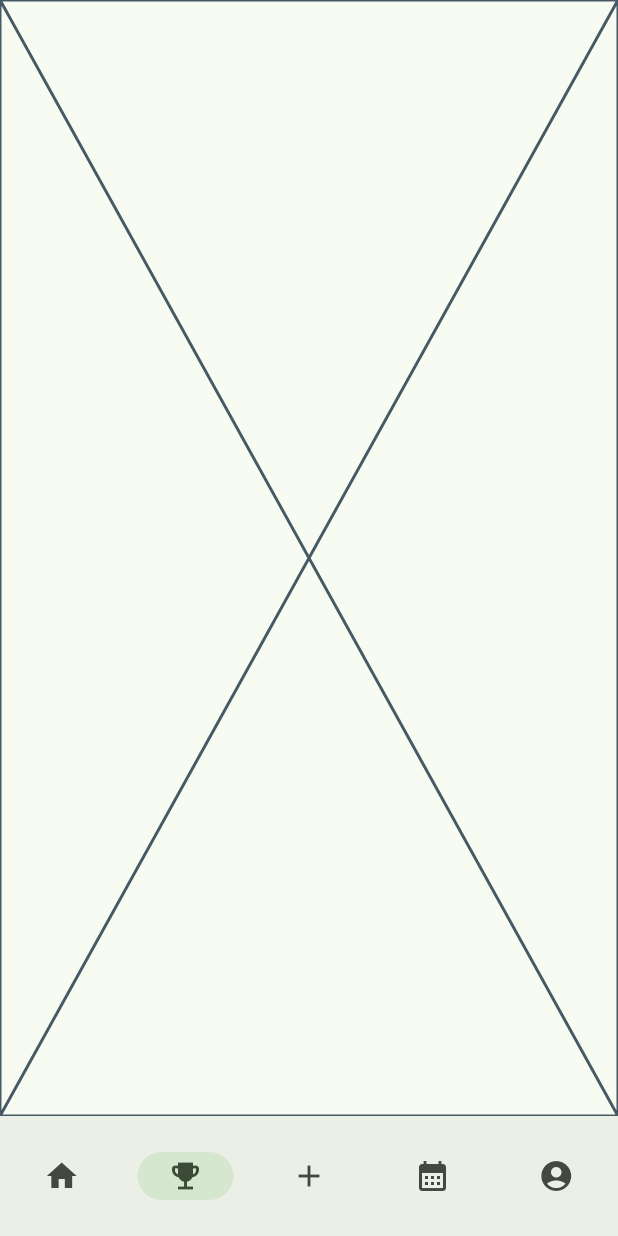
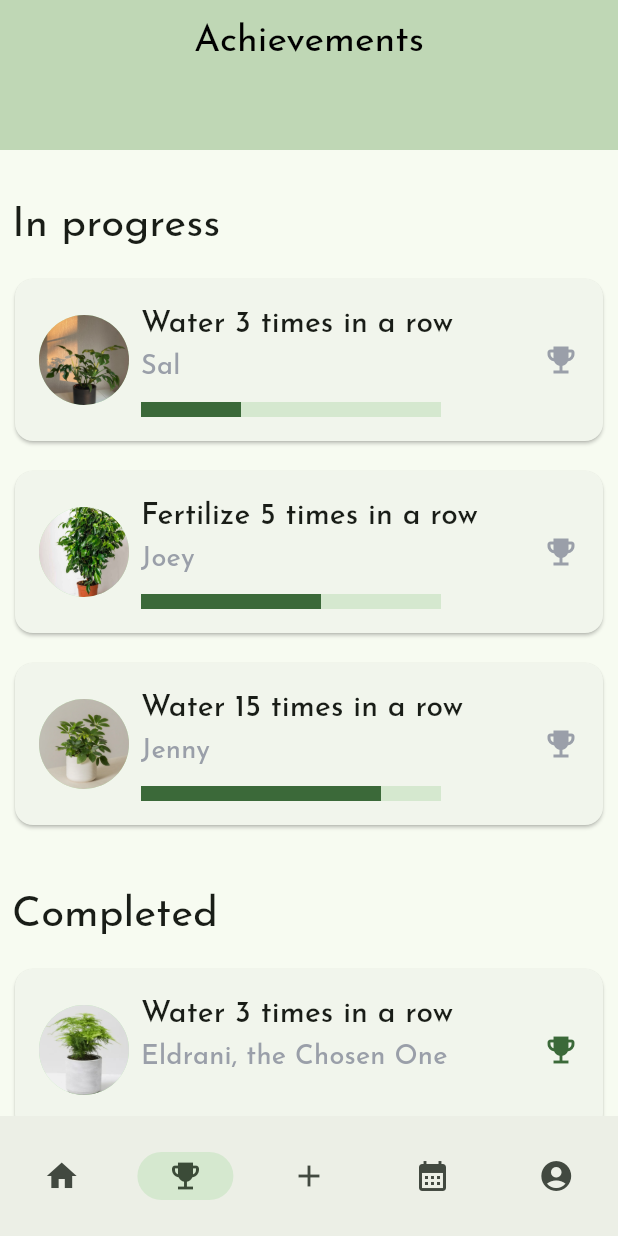
Before and after one commit to vanhalenar/plantapp, a Flutter app: the screen it shows after launch, item 2 of the bottom bar chosen, on a phone screen of 412 x 824 dp. Run offline on Flutter 3.47's test engine with Material 3 defaults, Android fonts, the phone set to English and light mode, and no system bars; our stand-ins replace google_fonts.

Commit message:
Added achievements page

```diff
--- a/assets/achievements.json
+++ b/assets/achievements.json
@@ -1,6 +1,7 @@
 [
     {
         "databaseId" : 1,
+        "nickname" : "Sal",
         "achievement" : "Water 3 times in a row",
         "max" : 3,
         "current" : 1
@@ -8,6 +9,7 @@
 
     {
         "databaseId" : 6,
+        "nickname" : "Joey",
         "achievement" : "Fertilize 5 times in a row",
         "max" : 5,
         "current" : 3
@@ -15,8 +17,41 @@
 
     {
         "databaseId" : 7,
+        "nickname" : "Eldrani, the Chosen One",
         "achievement" : "Water 3 times in a row",
         "max" : 3,
         "current" : 3
+    },
+
+    {
+        "databaseId" : 8,
+        "nickname" : "Jenny",
+        "achievement" : "Water 3 times in a row",
+        "max" : 3,
+        "current" : 3
+    },
+
+    {
+        "databaseId" : 8,
+        "nickname" : "Jenny",
+        "achievement" : "Water 5 times in a row",
+        "max" : 5,
+        "current" : 5
+    },
+
+    {
+        "databaseId" : 8,
+        "nickname" : "Jenny",
+        "achievement" : "Water 10 times in a row",
+        "max" : 10,
+        "current" : 10
+    },
+
+    {
+        "databaseId" : 8,
+        "nickname" : "Jenny",
+        "achievement" : "Water 15 times in a row",
+        "max" : 15,
+        "current" : 12
     }
 ]
--- /dev/null
+++ b/lib/controller/achievements_controller.dart
@@ -0,0 +1,39 @@
+import 'package:plantapp/model/achievement_model.dart';
+import 'dart:convert';
+import 'package:flutter/services.dart';
+
+class AchievementsController {
+  List<Achievement> _achievements = [];
+
+  List<Achievement> _completedAchievements = [];
+
+  List<Achievement> _incompleteAchievements = [];
+
+  List<Achievement> get achievements => _achievements;
+
+  List<Achievement> get completedAchievements => _completedAchievements;
+
+  List<Achievement> get incompleteAchievements => _incompleteAchievements;
+
+  Future<void> loadAchievementsFromAsset() async {
+    try {
+      final String data =
+          await rootBundle.loadString('assets/achievements.json');
+      final List<dynamic> jsonData = json.decode(data);
+      _achievements = jsonData.map((e) => Achievement.fromJson(e)).toList();
+
+      _completedAchievements = [];
+      _incompleteAchievements = [];
+      for (final ach in _achievements) {
+        if (ach.max > ach.current) {
+          _incompleteAchievements.add(ach);
+        } else {
+          _completedAchievements.add(ach);
+        }
+      }
+    } catch (e) {
+      // Handle errors or exceptions
+      print('Error loading data from asset: $e');
+    }
+  }
+}
--- a/lib/main.dart
+++ b/lib/main.dart
@@ -3,6 +3,7 @@ import 'package:google_fonts/google_fonts.dart';
 import 'view/homepage.dart';
 import 'view/add_plant.dart';
 import 'view/plant_collection.dart';
+import 'view/achievements.dart';
 import 'controller/task_controller.dart';
 import 'controller/coll_controller.dart';
 
@@ -94,15 +95,6 @@ class _NavigationAppState extends State<NavigationApp> {
   }
 }
 
-class Achievements extends StatelessWidget {
-  const Achievements({super.key});
-
-  @override
-  Widget build(BuildContext context) {
-    return const Placeholder();
-  }
-}
-
 class Calendar extends StatelessWidget {
   const Calendar({super.key});
 
--- a/lib/model/achievement_model.dart
+++ b/lib/model/achievement_model.dart
@@ -1,11 +1,13 @@
 class Achievement {
   int databaseId;
+  String nickname;
   String achievement;
   int max;
   int current;
 
   Achievement(
       {required this.databaseId,
+      required this.nickname,
       required this.achievement,
       required this.max,
       required this.current});
@@ -13,6 +15,7 @@ class Achievement {
   factory Achievement.fromJson(Map<String, dynamic> json) {
     return Achievement(
         databaseId: json["databaseId"],
+        nickname: json["nickname"],
         achievement: json["achievement"],
         max: json["max"],
         current: json["current"]);
@@ -20,6 +23,7 @@ class Achievement {
 
   Map<String, dynamic> toJson() => {
         'databaseId': databaseId,
+        'nickname': nickname,
         'achievement': achievement,
         'max': max,
         'current': current
--- /dev/null
+++ b/lib/view/achievements.dart
@@ -0,0 +1,220 @@
+import 'package:flutter/material.dart';
+import 'package:plantapp/controller/achievements_controller.dart';
+import 'package:plantapp/controller/plant_controller.dart';
+import 'package:plantapp/model/achievement_model.dart';
+import 'package:plantapp/model/plant_model.dart';
+
+class Achievements extends StatefulWidget {
+  const Achievements({super.key});
+
+  @override
+  State<Achievements> createState() => _AchievementsState();
+}
+
+class _AchievementsState extends State<Achievements> {
+  var achievementsController = AchievementsController();
+  var plantController = PlantController();
+
+  @override
+  Widget build(BuildContext context) {
+    return Scaffold(
+      appBar: PreferredSize(
+        preferredSize: const Size.fromHeight(100),
+        child: Padding(
+          padding: EdgeInsets.only(top: MediaQuery.of(context).padding.top),
+          child: AppBar(
+            title: const Text(
+              'Achievements',
+              style: TextStyle(
+                color: Colors.black,
+                fontSize: 25,
+              ),
+            ),
+            backgroundColor: const Color(0xFFBFD7B5),
+            titleSpacing: 10,
+            centerTitle: true,
+          ),
+        ),
+      ),
+      body: Column(
+        children: [
+          FutureBuilder(
+              future: Future.wait([
+                achievementsController.loadAchievementsFromAsset(),
+                plantController.loadPlantsFromAsset()
+              ]),
+              builder: ((context, snapshot) {
+                if (snapshot.connectionState == ConnectionState.done) {
+                  return Expanded(
+                    child: CustomScrollView(
+                      scrollDirection: Axis.vertical,
+                      slivers: [
+                        SliverToBoxAdapter(
+                          child: Padding(
+                            padding: const EdgeInsets.all(8.0),
+                            child: Padding(
+                              padding: const EdgeInsets.only(top: 24.0),
+                              child: Align(
+                                alignment: Alignment.bottomLeft,
+                                child: Text(
+                                  'In progress',
+                                  style: Theme.of(context)
+                                      .textTheme
+                                      .titleLarge
+                                      ?.copyWith(fontSize: 28),
+                                  textAlign: TextAlign.left,
+                                ),
+                              ),
+                            ),
+                          ),
+                        ),
+                        IncompleteAchievementsList(
+                            achievementsController, plantController),
+                        SliverToBoxAdapter(
+                            child: Padding(
+                                padding: EdgeInsets.all(8.0),
+                                child: Padding(
+                                    padding: EdgeInsets.only(top: 24.0),
+                                    child: Align(
+                                        alignment: Alignment.bottomLeft,
+                                        child: Text(
+                                          'Completed',
+                                          style: Theme.of(context)
+                                              .textTheme
+                                              .titleLarge
+                                              ?.copyWith(fontSize: 28),
+                                          textAlign: TextAlign.left,
+                                        ))))),
+                        CompletedAchievementsList(
+                            achievementsController, plantController),
+                      ],
+                    ),
+                  );
+                } else {
+                  return const Text("Loading data");
+                }
+              }))
+        ],
+      ),
+    );
+  }
+}
+
+class IncompleteAchievementsList extends StatelessWidget {
+  const IncompleteAchievementsList(
+      this.achievementsController, this.plantController,
+      {super.key});
+  final AchievementsController achievementsController;
+  final PlantController plantController;
+
+  @override
+  Widget build(BuildContext context) {
+    return SliverList(
+      delegate: SliverChildBuilderDelegate((context, index) {
+        return AchievementCard(
+            achievementsController.incompleteAchievements[index],
+            plantController.plants[achievementsController
+                    .incompleteAchievements[index].databaseId -
+                1]);
+      }, childCount: achievementsController.incompleteAchievements.length),
+    );
+  }
+}
+
+class CompletedAchievementsList extends StatelessWidget {
+  const CompletedAchievementsList(
+      this.achievementsController, this.plantController,
+      {super.key});
+  final AchievementsController achievementsController;
+  final PlantController plantController;
+
+  @override
+  Widget build(BuildContext context) {
+    return SliverList(
+      delegate: SliverChildBuilderDelegate((context, index) {
+        return AchievementCard(
+            achievementsController.completedAchievements[index],
+            plantController.plants[
+                achievementsController.completedAchievements[index].databaseId -
+                    1]);
+      }, childCount: achievementsController.completedAchievements.length),
+    );
+  }
+}
+
+class AchievementCard extends StatelessWidget {
+  const AchievementCard(this.achievement, this.plant, {super.key});
+
+  final Achievement achievement;
+  final Plant plant;
+
+  @override
+  Widget build(BuildContext context) {
+    return Card(
+      margin: EdgeInsets.all(10),
+      child: Padding(
+        padding: EdgeInsets.all(16),
+        child: SizedBox(
+          width: 300,
+          child: Row(
+            mainAxisSize: MainAxisSize.min,
+            children: [
+              CircleAvatar(
+                backgroundImage: AssetImage(plant.image),
+                radius: 30,
+              ),
+              SizedBox(width: 8),
+              Column(
+                mainAxisSize: MainAxisSize.min,
+                crossAxisAlignment: CrossAxisAlignment.start,
+                children: [
+                  Text(
+                    achievement
+                        .achievement, // Displaying the Latin name of the plant
+                    style: Theme.of(context).textTheme.titleSmall,
+                  ),
+                  Text(achievement.nickname,
+                      style: Theme.of(context).textTheme.titleMedium),
+                  Padding(padding: EdgeInsets.all(5)),
+                  LineProgOrNot(achievement)
+                ],
+              ),
+              Spacer(), // Added a spacer to push the info icon to the right
+              Icon(Icons.emoji_events, color: doneOrNot(achievement)),
+            ],
+          ),
+        ),
+      ),
+    );
+  }
+
+  Color doneOrNot(Achievement achievement) {
+    if (achievement.current == achievement.max) {
+      return ColorScheme.fromSeed(seedColor: Colors.green).primary;
+    } else {
+      return Color(0xAA6E7487);
+    }
+  }
+}
+
+class LineProgOrNot extends StatelessWidget {
+  const LineProgOrNot(this.achievement, {super.key});
+
+  final Achievement achievement;
+
+  @override
+  Widget build(BuildContext context) {
+    if (achievement.current < achievement.max) {
+      return SizedBox(
+          height: 10,
+          width: 200,
+          child: LinearProgressIndicator(
+              value: achievement.current / achievement.max));
+    } else {
+      return const SizedBox(
+        height: 10,
+        width: 200,
+      );
+    }
+  }
+}
--- a/pubspec.yaml
+++ b/pubspec.yaml
@@ -64,6 +64,7 @@ flutter:
     - assets/plantDatabase.json
     - assets/tasks.json
     - assets/plantColl.json
+    - assets/achievements.json
 
   # To add assets to your application, add an assets section, like this:
   # assets:
```
Also changed, not shown: assets/tasks.json (+4 -4 lines).
